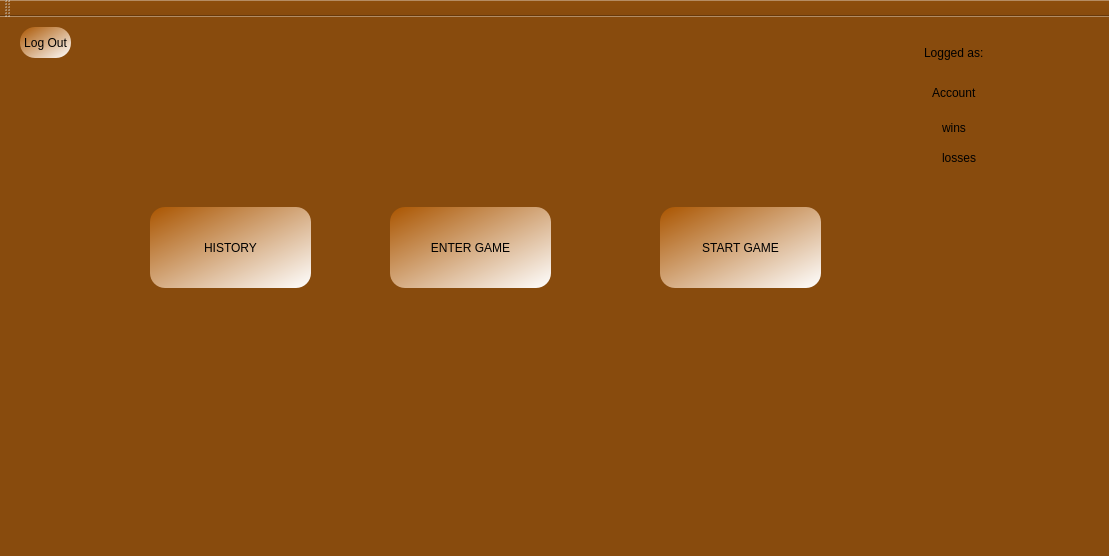
First picture: the form in ProjectModernCpp/Client/Meniu.ui, repository BogdanDeaconu/ProjectModernCpp, before the edit.
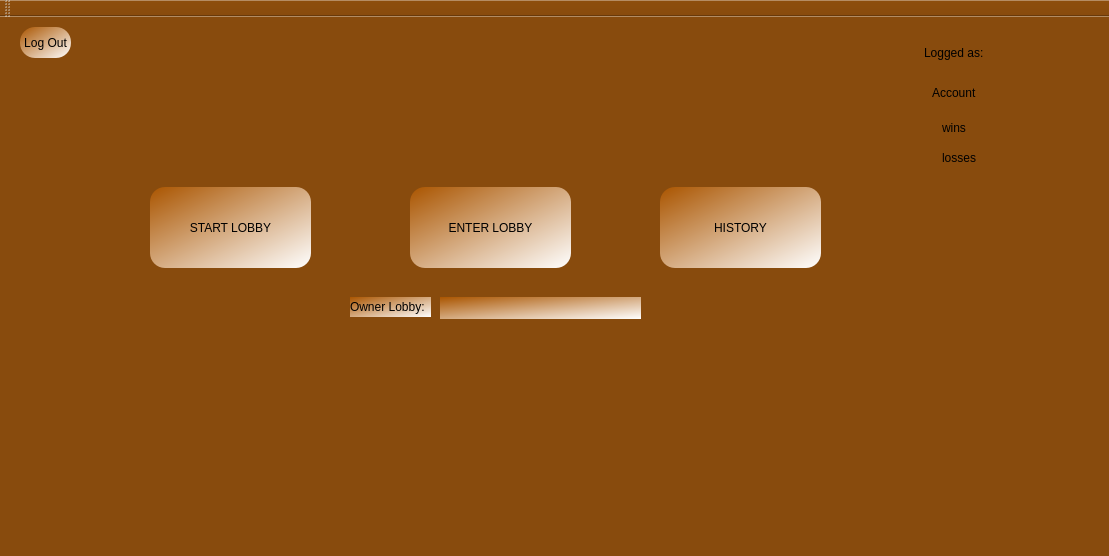
Second picture: the form after the edit. Icons and pictures are not drawn.

Commit message: lobby and last changes to project

What changed in the file:
```diff
--- a/ProjectModernCpp/Client/Meniu.ui
+++ b/ProjectModernCpp/Client/Meniu.ui
@@ -21,8 +21,8 @@
    <widget class="QPushButton" name="EnterGameButton">
     <property name="geometry">
      <rect>
-      <x>390</x>
-      <y>190</y>
+      <x>410</x>
+      <y>170</y>
       <width>161</width>
       <height>81</height>
      </rect>
@@ -32,14 +32,14 @@
 border-radius: 15px</string>
     </property>
     <property name="text">
-     <string>ENTER GAME</string>
+     <string>ENTER LOBBY</string>
     </property>
    </widget>
    <widget class="QPushButton" name="StartGameButton">
     <property name="geometry">
      <rect>
-      <x>660</x>
-      <y>190</y>
+      <x>150</x>
+      <y>170</y>
       <width>161</width>
       <height>81</height>
      </rect>
@@ -50,14 +50,14 @@
 border-radius: 15px</string>
     </property>
     <property name="text">
-     <string>START GAME</string>
+     <string>START LOBBY</string>
     </property>
    </widget>
    <widget class="QPushButton" name="HistoryButton">
     <property name="geometry">
      <rect>
-      <x>150</x>
-      <y>190</y>
+      <x>660</x>
+      <y>170</y>
       <width>161</width>
       <height>81</height>
      </rect>
@@ -183,6 +183,37 @@
      <string>Log Out</string>
     </property>
    </widget>
+   <widget class="QLineEdit" name="lineEdit_2">
+    <property name="geometry">
+     <rect>
+      <x>440</x>
+      <y>280</y>
+      <width>201</width>
+      <height>22</height>
+     </rect>
+    </property>
+    <property name="styleSheet">
+     <string notr="true">background-color: qlineargradient(spread:pad, x1:0, y1:0, x2:1, y2:1, stop:0 rgba(170, 85, 0, 255), stop:1 rgba(255, 255, 255, 255));
+border-radius: 15px</string>
+    </property>
+   </widget>
+   <widget class="QLabel" name="label">
+    <property name="geometry">
+     <rect>
+      <x>350</x>
+      <y>280</y>
+      <width>81</width>
+      <height>20</height>
+     </rect>
+    </property>
+    <property name="styleSheet">
+     <string notr="true">background-color: qlineargradient(spread:pad, x1:0, y1:0, x2:1, y2:1, stop:0 rgba(170, 85, 0, 255), stop:1 rgba(255, 255, 255, 255));
+border-radius: 15px</string>
+    </property>
+    <property name="text">
+     <string>Owner Lobby:</string>
+    </property>
+   </widget>
   </widget>
   <widget class="QMenuBar" name="menuBar">
    <property name="geometry">
```
The commit also changes 19 other files.
